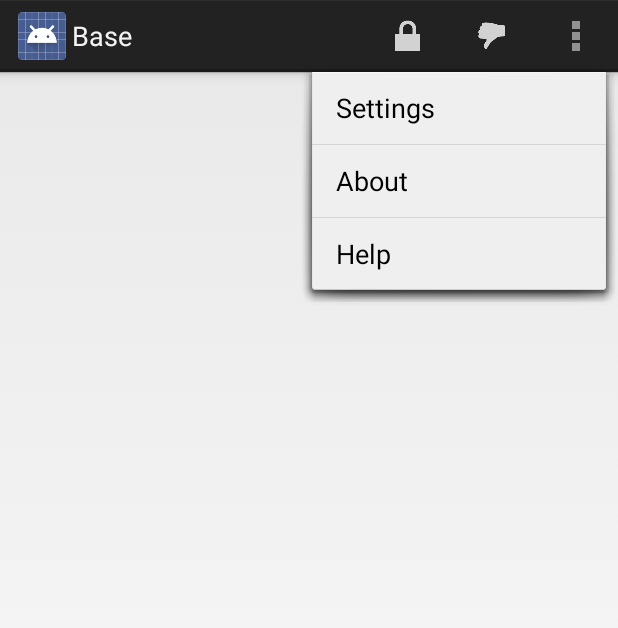
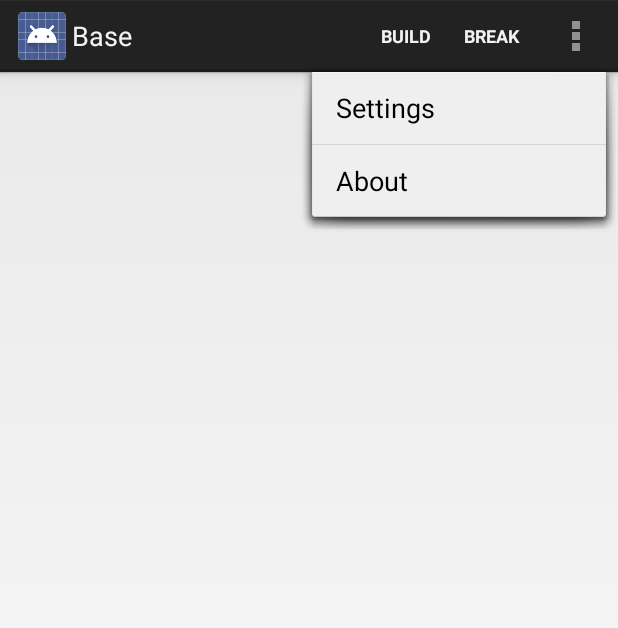
Before and after one commit to nvisium-jack-mannino/OWASP-GoatDroid-Project, an Android app: the BaseActivity screen opened directly, with no data from a screen before it, with the options menu open, on a phone screen of 412 x 824 dp. Shown: the top 628 px of the screen. Run offline under Robolectric (Android 15) with nearby library versions, the phone set to English and light mode, and no system bars.

Commit message:
Made the ActionBar less crappy

```diff
--- a/app/src/main/java/org.owasp.goatdroid.app.activity/BaseActivity.java
+++ b/app/src/main/java/org.owasp.goatdroid.app.activity/BaseActivity.java
@@ -20,11 +20,14 @@ public class BaseActivity extends Activity {
     @Override
     public boolean onOptionsItemSelected(MenuItem item) {
         switch (item.getItemId()) {
+
+            case R.id.action_build:
+
+            case R.id.action_break:
+
             case R.id.action_settings:
 
             case R.id.action_about:
-
-            case R.id.action_help:
 
         }
         return false;
--- a/app/src/main/res/menu/main.xml
+++ b/app/src/main/res/menu/main.xml
@@ -2,21 +2,20 @@
     xmlns:tools="http://schemas.android.com/tools"
     tools:context="org.owasp.goatdroid.app.MainActivity" >
 
-    <item android:id="@+id/action_buildit"
-        android:title="Build It"
-    android:showAsAction="ifRoom"
-        android:icon="@drawable/ic_action_secure" />
-    <item android:id="@+id/action_breakit"
-        android:title="Break It"
-        android:showAsAction="ifRoom"
-        android:icon="@drawable/ic_action_bad" />
+    <item android:id="@+id/action_build"
+        android:title="Build"
+        android:showAsAction="always"
+         />
+    <item android:id="@+id/action_break"
+        android:title="Break"
+        android:showAsAction="always"
+         />
     <item android:id="@+id/action_settings"
         android:title="@string/action_settings"
-        android:showAsAction="never" />
+        android:icon="@drawable/ic_action_settings"
+        android:showAsAction="ifRoom"/>
     <item android:id="@+id/action_about"
         android:title="About"
-        android:showAsAction="never" />
-    <item android:id="@+id/action_help"
-        android:title="Help"
-        android:showAsAction="never" />
+        android:showAsAction="ifRoom"
+        android:icon="@drawable/ic_action_about"/>
 </menu>
--- a/app/src/main/res/values/strings.xml
+++ b/app/src/main/res/values/strings.xml
@@ -1,7 +1,7 @@
 <?xml version="1.0" encoding="utf-8"?>
 <resources>
 
-    <string name="app_name">OWASP GoatDroid</string>
+    <string name="app_name">GoatDroid</string>
     <string name="action_settings">Settings</string>
     <string name="action_help">Help</string>
     <string name="action_about">About</string>
```
Also changed, not shown: app/src/main/res/drawable-hdpi/ic_action_about.png (added), app/src/main/res/drawable-hdpi/ic_action_settings.png (added), app/src/main/res/drawable-mdpi/ic_action_about.png (added), app/src/main/res/drawable-mdpi/ic_action_settings.png (added), app/src/main/res/drawable-xhdpi/ic_action_about.png (added), app/src/main/res/drawable-xhdpi/ic_action_settings.png (added), app/src/main/res/drawable-xxhdpi/ic_action_about.png (added), app/src/main/res/drawable-xxhdpi/ic_action_settings.png (added).
